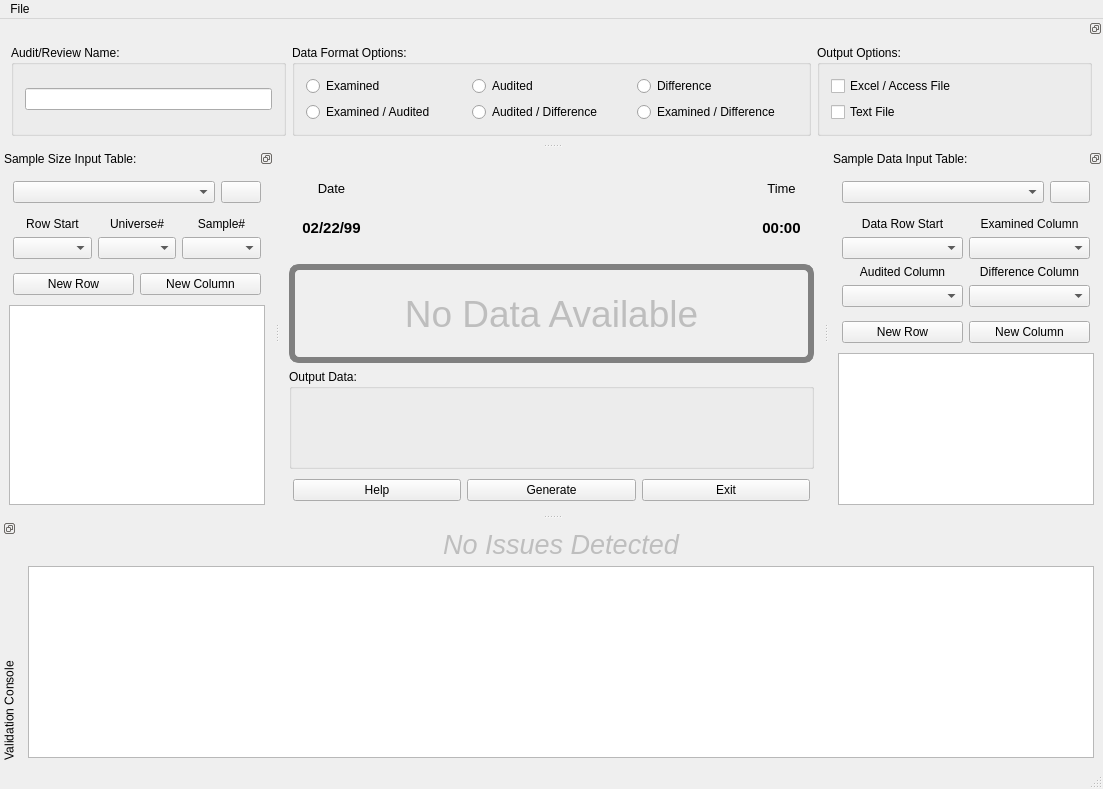
The window that products/RAT-STATS/rstats_modules/stratified_variable_appraisal/src/UIRStatsSVA.ui (cbtek/RStats2017) describes before a commit, drawn with Qt 5.
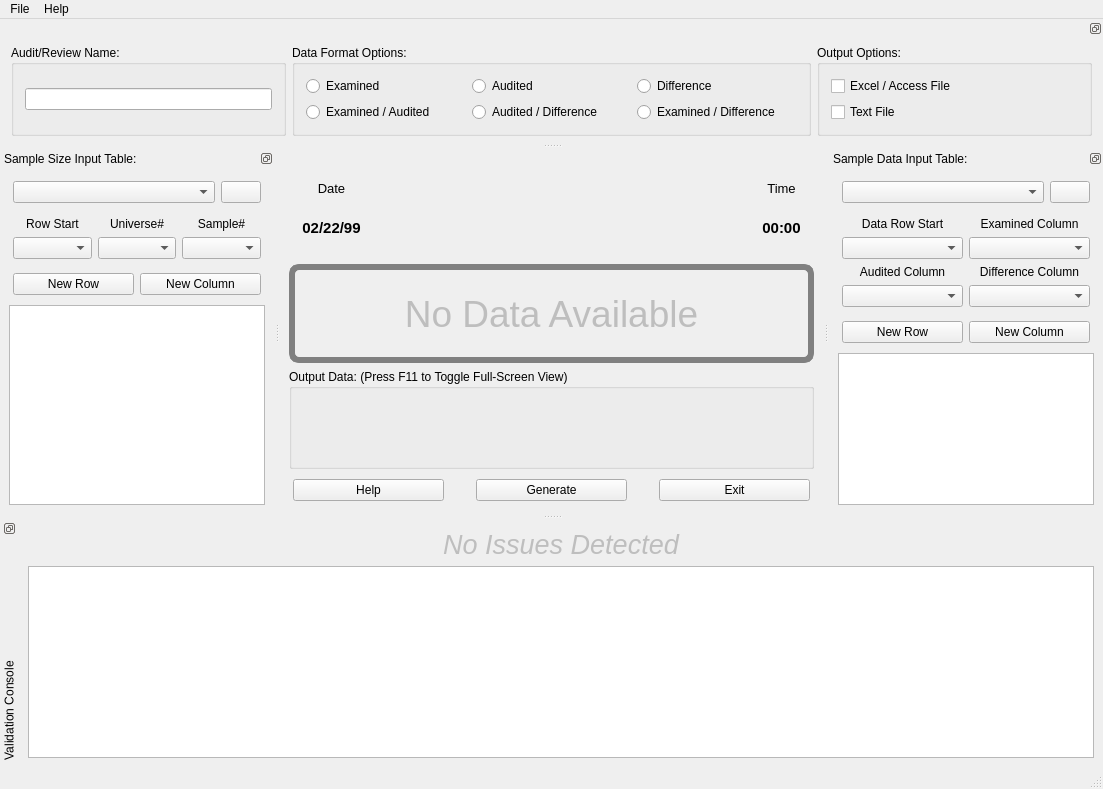
The same window after the commit.

Commit message: Modularized more common code into UIRStatsUtils Started working on UVA project and got its UI up to par with other modules Found small bug in "add thousands seperator" code and fixed it in StringUtils.  Added case for bug to unit test for StringUtils Added img_clock.png icon for "Recently Used" menu action

Diff of the .ui file:
```diff
--- a/products/RAT-STATS/rstats_modules/stratified_variable_appraisal/src/UIRStatsSVA.ui
+++ b/products/RAT-STATS/rstats_modules/stratified_variable_appraisal/src/UIRStatsSVA.ui
@@ -148,7 +148,7 @@
     <item>
      <widget class="QGroupBox" name="m_grpOutput">
       <property name="title">
-       <string>Output Data:</string>
+       <string>Output Data: (Press F11 to Toggle Full-Screen View)</string>
       </property>
       <layout class="QVBoxLayout" name="verticalLayout_9">
        <property name="leftMargin">
@@ -175,6 +175,9 @@
        </sizepolicy>
       </property>
       <layout class="QHBoxLayout" name="horizontalLayout_2">
+       <property name="spacing">
+        <number>32</number>
+       </property>
        <property name="leftMargin">
         <number>4</number>
        </property>
@@ -926,8 +929,17 @@
      <string>File</string>
     </property>
     <addaction name="actionRecently_Used"/>
+    <addaction name="actionExit"/>
+   </widget>
+   <widget class="QMenu" name="menuHelp">
+    <property name="title">
+     <string>Help</string>
+    </property>
+    <addaction name="actionAbout"/>
+    <addaction name="actionHelp"/>
    </widget>
    <addaction name="menuFile"/>
+   <addaction name="menuHelp"/>
   </widget>
   <action name="actionRecently_Used">
    <property name="text">
```
Left out of the diff: 15 changed lines with no effect on the pictures. The commit also changes 26 other files.
